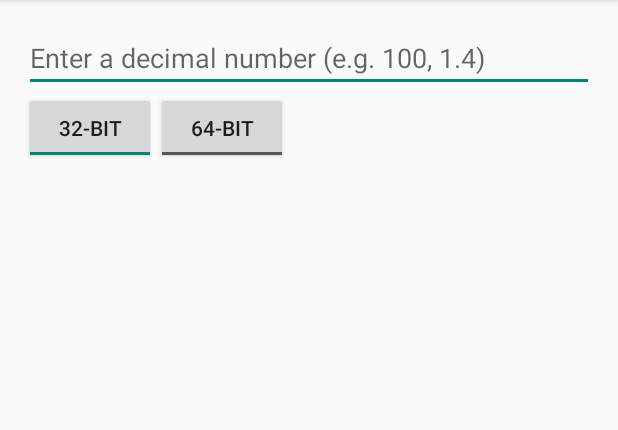
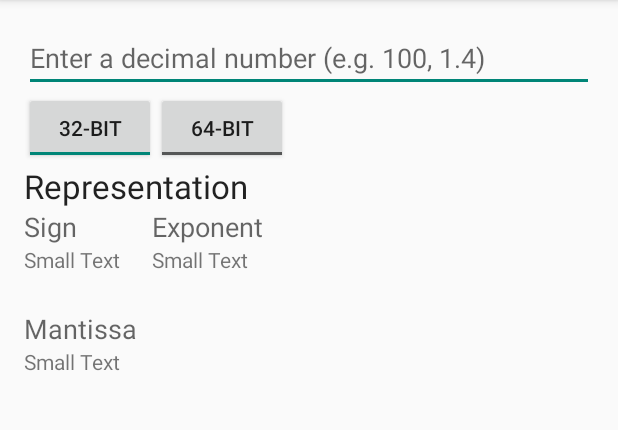
Before and after one commit to macalinao/IEEE754Converter, an Android app: the screen it shows after launch (MainActivity), on a phone screen of 412 x 824 dp, the part 84-514 px from its top. Run offline under Robolectric (Android 15) with nearby library versions, the phone set to English and light mode, and no system bars.

Commit message:
Make number input work

```diff
--- a/app/src/main/java/pw/ian/ieee754converter/MainActivity.java
+++ b/app/src/main/java/pw/ian/ieee754converter/MainActivity.java
@@ -1,17 +1,25 @@
 package pw.ian.ieee754converter;
 
+import android.database.MatrixCursor;
 import android.support.v7.app.ActionBarActivity;
 import android.os.Bundle;
+import android.text.Editable;
+import android.text.TextWatcher;
 import android.view.Menu;
 import android.view.MenuItem;
 import android.view.View;
+import android.widget.EditText;
+import android.widget.SimpleCursorAdapter;
+import android.widget.TextView;
 import android.widget.ToggleButton;
+
+import java.text.DecimalFormat;
 
 
 public class MainActivity extends ActionBarActivity {
-     ToggleButton x32;
-     ToggleButton x64;
-     boolean is32Bit = true;
+    ToggleButton x32;
+    ToggleButton x64;
+    boolean is32Bit = true;
 
     @Override
     protected void onCreate(Bundle savedInstanceState) {
@@ -34,6 +42,23 @@ public class MainActivity extends ActionBarActivity {
                 set32Bit(false);
             }
         });
+
+        ((EditText) findViewById(R.id.number)).addTextChangedListener(new TextWatcher() {
+            @Override
+            public void beforeTextChanged(CharSequence s, int start, int count, int after) {
+
+            }
+
+            @Override
+            public void onTextChanged(CharSequence s, int start, int before, int count) {
+                recalculate();
+            }
+
+            @Override
+            public void afterTextChanged(Editable s) {
+
+            }
+        });
     }
 
     public void set32Bit(boolean value) {
@@ -42,6 +67,28 @@ public class MainActivity extends ActionBarActivity {
         x32.setChecked(value);
         x64.setChecked(!value);
         is32Bit = value;
+    }
+
+    public void recalculate() {
+        double number;
+        try {
+            number = Double.parseDouble(((EditText) findViewById(R.id.number)).getText().toString());
+        } catch (NumberFormatException ex) {
+            return;
+        }
+
+        long digits = Double.doubleToLongBits(number);
+
+        long sign = ((digits >>> 64 - 1) & 0b1); // first bit
+        long exponent = ((digits >>> 64 - 1 - 11) & 0b11111111111); // next 11 bits
+        long mantissa = (digits & 0x1fffffffffffffl); // last 53 bits
+
+        String signStr = Long.toBinaryString(sign);
+        String expStr = Long.toBinaryString(exponent);
+        String manStr = Long.toBinaryString(mantissa);
+        ((TextView) findViewById(R.id.sign)).setText(signStr);
+        ((TextView) findViewById(R.id.exponent)).setText(expStr);
+        ((TextView) findViewById(R.id.mantissa)).setText(manStr);
     }
 
     @Override
--- a/app/src/main/res/layout/activity_main.xml
+++ b/app/src/main/res/layout/activity_main.xml
@@ -15,7 +15,7 @@
         android:textOff="@string/x32"
         android:textOn="@string/x32"
         android:onClick="onBitsSelected"
-        android:layout_below="@+id/editText2"
+        android:layout_below="@+id/number"
         android:layout_alignParentLeft="true"
         android:layout_alignParentStart="true" />
 
@@ -29,7 +29,7 @@
         android:textOff="@string/x64"
         android:textOn="@string/x64"
         android:onClick="onBitsSelected"
-        android:layout_below="@+id/editText2"
+        android:layout_below="@+id/number"
         android:layout_toRightOf="@+id/x32"
         android:layout_toEndOf="@+id/x32" />
 
@@ -38,7 +38,7 @@
         android:layout_height="wrap_content"
         android:inputType="numberDecimal"
         android:ems="10"
-        android:id="@+id/editText2"
+        android:id="@+id/number"
         android:layout_alignParentTop="true"
         android:layout_alignParentLeft="true"
         android:layout_alignParentStart="true"
@@ -46,4 +46,78 @@
         android:layout_alignParentEnd="true"
         android:hint="@string/enter_number" />
 
+    <TextView
+        android:layout_width="wrap_content"
+        android:layout_height="wrap_content"
+        android:textAppearance="?android:attr/textAppearanceLarge"
+        android:text="@string/representation"
+        android:id="@+id/textView3"
+        android:layout_below="@+id/x32"
+        android:layout_alignParentLeft="true"
+        android:layout_alignParentStart="true" />
+
+    <TextView
+        android:layout_width="wrap_content"
+        android:layout_height="wrap_content"
+        android:textAppearance="?android:attr/textAppearanceMedium"
+        android:text="@string/sign"
+        android:id="@+id/textView"
+        android:layout_below="@+id/textView3"
+        android:layout_alignParentLeft="true"
+        android:layout_alignParentStart="true"
+        android:paddingEnd="50dp" />
+
+    <TextView
+        android:layout_width="wrap_content"
+        android:layout_height="wrap_content"
+        android:textAppearance="?android:attr/textAppearanceMedium"
+        android:text="@string/exponent"
+        android:id="@+id/textView2"
+        android:layout_below="@+id/textView3"
+        android:layout_toRightOf="@+id/textView"
+        android:layout_toEndOf="@+id/textView" />
+
+    <TextView
+        android:layout_width="wrap_content"
+        android:layout_height="wrap_content"
+        android:textAppearance="?android:attr/textAppearanceSmall"
+        android:text="Small Text"
+        android:id="@+id/sign"
+        android:layout_below="@+id/textView"
+        android:layout_alignParentLeft="true"
+        android:layout_alignParentStart="true"
+        android:layout_toLeftOf="@+id/textView2"
+        android:layout_toStartOf="@+id/textView2" />
+
+    <TextView
+        android:layout_width="wrap_content"
+        android:layout_height="wrap_content"
+        android:textAppearance="?android:attr/textAppearanceSmall"
+        android:text="Small Text"
+        android:id="@+id/exponent"
+        android:layout_below="@+id/textView2"
+        android:layout_toRightOf="@+id/sign"
+        android:layout_toEndOf="@+id/sign" />
+
+    <TextView
+        android:layout_width="wrap_content"
+        android:layout_height="wrap_content"
+        android:textAppearance="?android:attr/textAppearanceMedium"
+        android:text="@string/mantissa"
+        android:id="@+id/textView4"
+        android:layout_marginTop="24dp"
+        android:layout_below="@+id/sign"
+        android:layout_alignParentLeft="true"
+        android:layout_alignParentStart="true" />
+
+    <TextView
+        android:layout_width="wrap_content"
+        android:layout_height="wrap_content"
+        android:textAppearance="?android:attr/textAppearanceSmall"
+        android:text="Small Text"
+        android:id="@+id/mantissa"
+        android:layout_below="@+id/textView4"
+        android:layout_alignParentLeft="true"
+        android:layout_alignParentStart="true" />
+
 </RelativeLayout>
--- a/app/src/main/res/values/strings.xml
+++ b/app/src/main/res/values/strings.xml
@@ -6,4 +6,13 @@
     <string name="enter_number">Enter a decimal number (e.g. 100, 1.4)</string>
     <string name="x32">32-bit</string>
     <string name="x64">64-bit</string>
+
+    <string name="sign">Sign</string>
+    <string name="exponent">Exponent</string>
+    <string name="mantissa">Mantissa</string>
+
+    <string name="representation">Representation</string>
+    <string name="binary">Binary</string>
+    <string name="decimal">Decimal</string>
+    <string name="hex">Hex</string>
 </resources>
```
